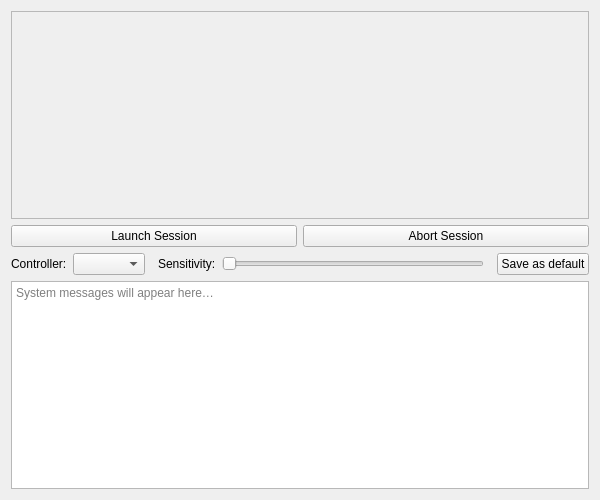
First picture: the form in client/front/main_screen/main_screen.ui, repository petrf99/grfp_client, before the edit.
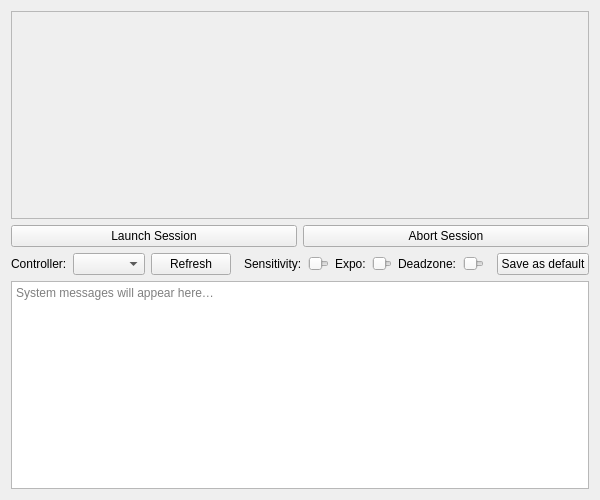
Second picture: the form after the edit.

Commit message: HID support implemented and some controllers logic refactored. GUI changed as well

What changed in the file:
```diff
--- a/client/front/main_screen/main_screen.ui
+++ b/client/front/main_screen/main_screen.ui
@@ -52,6 +52,16 @@
             <item>
             <widget class="QComboBox" name="comboBoxControllers"/>
             </item>
+                <item>
+                    <widget class="QPushButton" name="pushButtonRefreshControllers">
+                        <property name="text">
+                            <string>Refresh</string>
+                        </property>
+                        <property name="maximumWidth">
+                            <number>80</number>
+                        </property>
+                    </widget>
+                </item>
         </layout>
         </item>
 
@@ -99,7 +109,71 @@
         </layout>
         </item>
 
-        <!-- Spacer between Sensitivity and Save button -->
+        <!-- Expo -->
+        <item>
+            <layout class="QHBoxLayout" name="expoGroupLayout">
+                <item>
+                    <widget class="QLabel" name="labelExpo">
+                        <property name="text">
+                            <string>Expo:</string>
+                        </property>
+                    </widget>
+                </item>
+                <item>
+                    <widget class="QSlider" name="sliderExpo">
+                        <property name="orientation">
+                            <enum>Qt::Horizontal</enum>
+                        </property>
+                        <property name="minimum">
+                            <number>0</number>
+                        </property>
+                        <property name="maximum">
+                            <number>100</number>
+                        </property>
+                        <property name="minimumWidth">
+                            <number>120</number>
+                        </property>
+                        <property name="maximumWidth">
+                            <number>120</number>
+                        </property>
+                    </widget>
+                </item>
+            </layout>
+        </item>
+
+        <!-- Deadzone -->
+        <item>
+            <layout class="QHBoxLayout" name="deadzoneGroupLayout">
+                <item>
+                    <widget class="QLabel" name="labelDeadzone">
+                        <property name="text">
+                            <string>Deadzone:</string>
+                        </property>
+                    </widget>
+                </item>
+                <item>
+                    <widget class="QSlider" name="sliderDeadzone">
+                        <property name="orientation">
+                            <enum>Qt::Horizontal</enum>
+                        </property>
+                        <property name="minimum">
+                            <number>0</number>
+                        </property>
+                        <property name="maximum">
+                            <number>100</number>
+                        </property>
+                        <property name="minimumWidth">
+                            <number>120</number>
+                        </property>
+                        <property name="maximumWidth">
+                            <number>120</number>
+                        </property>
+                    </widget>
+                </item>
+            </layout>
+        </item>
+
+        <!-- Spacer -->
         <item>
         <spacer name="horizontalSpacer2">
             <property name="orientation">
```
Left out of the diff: 20 changed lines with no effect on the pictures. Lines whose indentation alone changed are shown as unchanged. The commit also changes 17 other files.
